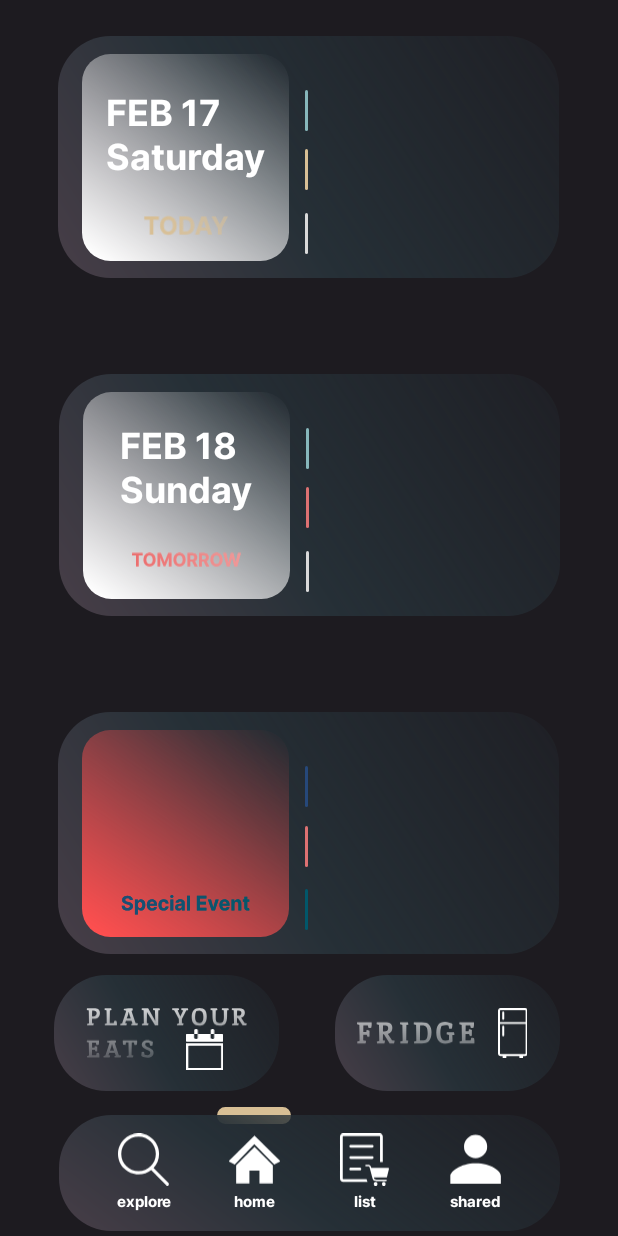
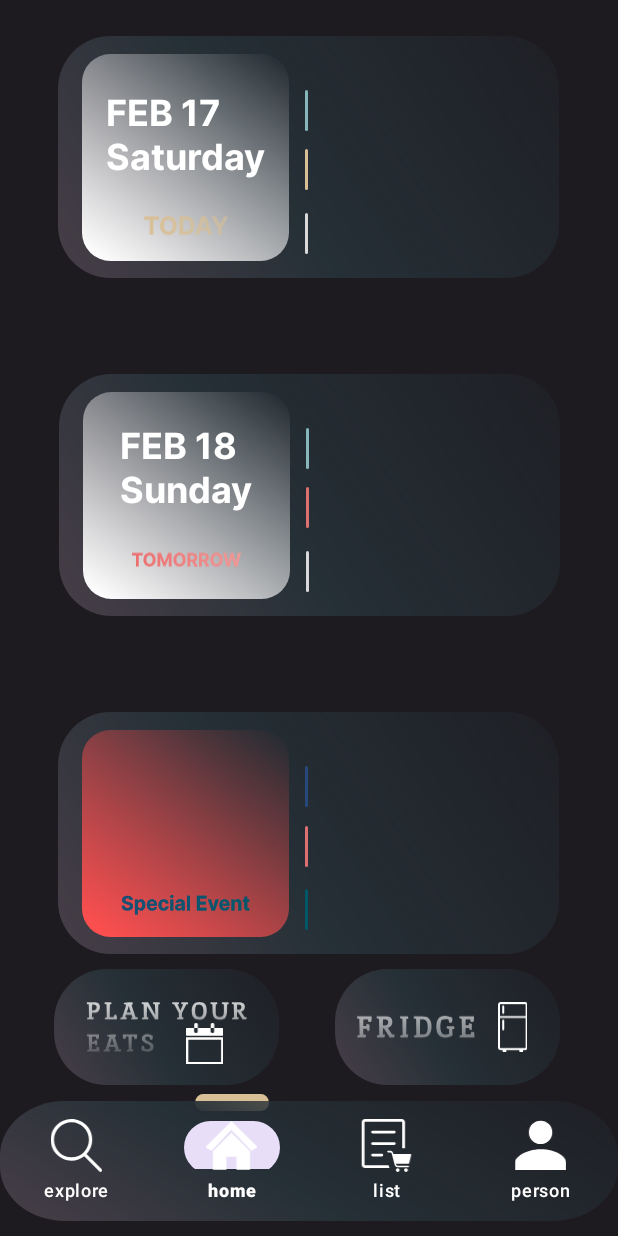
Before and after one commit to JuicyTomato/Planeat, an Android app: the screen it shows after launch (MainActivity), on a phone screen of 412 x 824 dp. Run offline under Robolectric (Android 15) with nearby library versions, the phone set to English and light mode, and no system bars.

Commit message:
Cambiata logica del menu, quindi aggiunto .xml del menu separato che vado a prendere per le activity che mi servono. Il "bulb" non funziona, valuta se ha senso cambiare approccio (per cui al posto quello che si muove, semplicemente quello che compare)

```diff
--- a/app/src/main/java/com/example/planeat/MainActivity.kt
+++ b/app/src/main/java/com/example/planeat/MainActivity.kt
@@ -2,12 +2,16 @@ package com.example.planeat
 
 import android.animation.ObjectAnimator
 import android.annotation.SuppressLint
+import android.app.ActivityOptions
 import android.content.Intent
-import androidx.appcompat.app.AppCompatActivity
 import android.os.Bundle
+import android.view.MenuItem
+import android.view.View
 import android.widget.Button
 import android.widget.ImageView
 import android.widget.TextView
+import androidx.appcompat.app.AppCompatActivity
+import com.google.android.material.bottomnavigation.BottomNavigationView
 import java.text.SimpleDateFormat
 import java.util.*
 
@@ -40,42 +44,62 @@ class MainActivity : AppCompatActivity() {
         val tomorrowDate = calendar.time
         tomorrowDateTextView.text = dateFormat.format(tomorrowDate).uppercase(Locale.getDefault()) + "\n${dayOfWeekFormat.format(tomorrowDate)}"
 
-        //movimento bulb sui bottoni
-        bulbImageView = findViewById(R.id.bulb)
-        val button1 = findViewById<Button>(R.id.button1)
-        val button2 = findViewById<Button>(R.id.button2)
-        val button3 = findViewById<Button>(R.id.button3)
-        val button4 = findViewById<Button>(R.id.button4)
 
 
 
 
-        //per spostare sopra bulb ai bottoni
-        button1.setOnClickListener {
-            moveBulbToButton(button1)
-        }
-        button2.setOnClickListener {
-            moveBulbToButton(button2)
-        }
-        button3.setOnClickListener {
-            moveBulbToButton(button3)
-            val intent = Intent(this, ShoppingList::class.java)
-            startActivity(intent)
-        }
-        button4.setOnClickListener {
-            moveBulbToButton(button4)
+
+        //movimento bulb sui bottoni (dove necessario) + spostarsi tra activity
+        bulbImageView = findViewById(R.id.bulb)
+
+        val bottomNavigationView = findViewById<BottomNavigationView>(R.id.bottomMenuBar)
+        bottomNavigationView.selectedItemId = R.id.homeIcon
+        bottomNavigationView.setOnItemSelectedListener { item: MenuItem ->
+            when (item.itemId) {
+                R.id.homeIcon -> return@setOnItemSelectedListener true
+                R.id.exploreIcon -> {}
+
+                R.id.shoppingListIcon -> {
+
+                    moveBulbToView(findViewById(R.id.shoppingListIcon))
+
+                    val intent = Intent(this, ShoppingList::class.java)
+                    startActivity(intent, ActivityOptions.makeSceneTransitionAnimation(this).toBundle())
+                    //finish()//già presente in onStop()
+                    return@setOnItemSelectedListener true
+                }
+
+                R.id.personIcon -> {}
+            }
+            false
         }
 
+    }
 
+    //Almeno non rimane aperta sotto consumando risorse... Non ho bisogno di tenerla aperta
+    override fun onStop() {
+        super.onStop()
+        finish()
+    }
 
-    }
     //Non serve a nulla, pensa altro modo
     //funzione per spostare bulb sopra ai bottoni
-    private fun moveBulbToButton(button: Button) {
+    /*private fun moveBulbToButton(button: Button) {
         //il 512, penso vada cambiato in base al dispositivo che si utilizza... (anche se aumenti lunghezza long_square)
         val destinationX = button.x + (button.width / 2) - (bulbImageView.width / 2) - 512
         val animator = ObjectAnimator.ofFloat(bulbImageView, "translationX", destinationX)
         animator.duration = 500
         animator.start()
+    }*/
+
+    private fun moveBulbToView(view: View) {
+        // Calcola la destinazione X dell'immagine in base al centro della vista
+        val destinationX = view.x + (view.width / 2) - (bulbImageView.width / 2) - 512
+
+        // Crea un animatore per spostare l'immagine alla destinazione X calcolata
+        val animator = ObjectAnimator.ofFloat(bulbImageView, "translationX", destinationX)
+        animator.duration = 500
+        animator.start()
     }
+
 }
--- a/app/src/main/res/layout/activity_main.xml
+++ b/app/src/main/res/layout/activity_main.xml
@@ -50,8 +50,10 @@
         android:layout_height="wrap_content"
         android:layout_marginStart="36dp"
         android:layout_marginTop="14dp"
+        android:layout_marginBottom="15dp"
         android:contentDescription="@null"
         android:src="@drawable/small_rectangle_home"
+        app:layout_constraintBottom_toTopOf="@+id/bottomMenuBar"
         app:layout_constraintStart_toStartOf="parent"
         app:layout_constraintTop_toBottomOf="@+id/rectangleHome3" />
 
@@ -60,28 +62,16 @@
         android:layout_width="wrap_content"
         android:layout_height="wrap_content"
         android:layout_marginTop="14dp"
+        android:layout_marginBottom="15dp"
         android:contentDescription="@null"
         android:src="@drawable/small_rectangle_home"
+        app:layout_constraintBottom_toTopOf="@+id/bottomMenuBar"
         app:layout_constraintEnd_toEndOf="parent"
         app:layout_constraintHorizontal_bias="0.493"
         app:layout_constraintStart_toEndOf="@+id/smallRectangleHome1"
         app:layout_constraintTop_toBottomOf="@+id/rectangleHome3" />
 
     <!-- line da seguire -->
-
-    <ImageView
-        android:id="@+id/bulb"
-        android:layout_width="wrap_content"
-        android:layout_height="wrap_content"
-        android:layout_centerHorizontal="true"
-        android:layout_centerVertical="true"
-        android:contentDescription="@null"
-        android:src="@drawable/bulb"
-        app:layout_constraintBottom_toBottomOf="@+id/longRectangle"
-        app:layout_constraintEnd_toEndOf="@+id/button2"
-        app:layout_constraintStart_toStartOf="@+id/button2"
-        app:layout_constraintTop_toBottomOf="@+id/smallRectangleHome1"
-        app:layout_constraintVertical_bias="0.134" />
 
     <androidx.constraintlayout.widget.Guideline
         android:id="@+id/guideline"
@@ -90,19 +80,7 @@
         android:orientation="horizontal"
         app:layout_constraintGuide_percent="1.778"/>
 
-    <ImageView
-        android:id="@+id/longRectangle"
-        android:layout_width="wrap_content"
-        android:layout_height="wrap_content"
-        android:layout_marginTop="16dp"
-        android:contentDescription="@null"
-        android:src="@drawable/long_rectangle_home"
-        app:layout_constraintBottom_toBottomOf="parent"
-        app:layout_constraintEnd_toEndOf="parent"
-        app:layout_constraintHorizontal_bias="0.506"
-        app:layout_constraintStart_toStartOf="parent"
-        app:layout_constraintTop_toBottomOf="@+id/smallRectangleHome1"
-        app:layout_constraintVertical_bias="0.0" />
+
 
     <ImageView
         android:id="@+id/defaultSquare1"
@@ -319,6 +297,69 @@
         app:layout_constraintVertical_bias="0.5" />
 
     <ImageView
+        android:id="@+id/fridgeIcon"
+        android:layout_width="19dp"
+        android:layout_height="37dp"
+        android:contentDescription="@null"
+        android:src="@drawable/fridgeicon"
+        app:layout_constraintBottom_toBottomOf="@+id/FRIDGE"
+        app:layout_constraintEnd_toEndOf="@+id/smallRectangleHome2"
+        app:layout_constraintHorizontal_bias="0.4"
+        app:layout_constraintStart_toEndOf="@+id/FRIDGE"
+        app:layout_constraintTop_toTopOf="@+id/FRIDGE" />
+
+
+    <ImageView
+        android:id="@+id/calendarListIcon"
+        android:layout_width="30dp"
+        android:layout_height="27dp"
+        android:contentDescription="@null"
+        android:src="@drawable/calendarlist"
+        app:layout_constraintBottom_toBottomOf="@+id/PLANYOUREATS"
+        app:layout_constraintEnd_toEndOf="@+id/PLANYOUREATS"
+        app:layout_constraintHorizontal_bias="0.831"
+        app:layout_constraintStart_toStartOf="@+id/PLANYOUREATS"
+        app:layout_constraintTop_toTopOf="@+id/PLANYOUREATS"
+        app:layout_constraintVertical_bias="1.0" />
+
+    <ImageView
+        android:id="@+id/bulb"
+        android:layout_width="wrap_content"
+        android:layout_height="wrap_content"
+        android:layout_centerHorizontal="true"
+        android:layout_centerVertical="true"
+        android:contentDescription="@null"
+        android:src="@drawable/bulb"
+        app:layout_constraintBottom_toBottomOf="parent"
+        app:layout_constraintStart_toStartOf="@+id/bottomMenuBar"
+        app:layout_constraintTop_toBottomOf="@+id/smallRectangleHome1"
+        android:layout_marginStart="130dp"
+        android:layout_marginBottom="77dp"/>
+
+    <com.google.android.material.bottomnavigation.BottomNavigationView
+        android:id="@+id/bottomMenuBar"
+        android:layout_width="wrap_content"
+        android:layout_height="wrap_content"
+        android:layout_marginBottom="10dp"
+        android:background="@drawable/long_rectangle_home"
+        android:contentDescription="@null"
+        app:itemIconSize="35dp"
+        app:itemIconTint="@color/white"
+        app:itemRippleColor="@android:color/transparent"
+        app:itemTextColor="@color/white"
+        app:labelVisibilityMode="labeled"
+        app:layout_constraintBottom_toBottomOf="parent"
+        app:layout_constraintEnd_toEndOf="parent"
+        app:layout_constraintHorizontal_bias="0.506"
+        app:layout_constraintStart_toStartOf="parent"
+        app:menu="@menu/menu_bar" />
+
+    <!--
+    Qui ho creato menu, ma qui ci sarebbe il menu funzionante ma solo
+    visibile e operativa per questa activity... Per cui ho creato
+    la directory menu con dentro il menù
+
+        <ImageView
             android:id="@+id/search"
             android:layout_width="34dp"
             android:layout_height="59dp"
@@ -365,31 +406,6 @@
             app:layout_constraintStart_toEndOf="@+id/shoppingListIcon"
             app:layout_constraintTop_toTopOf="@+id/longRectangle"
             app:layout_constraintVertical_bias="0.0" />
-
-    <ImageView
-        android:id="@+id/fridgeIcon"
-        android:layout_width="19dp"
-        android:layout_height="37dp"
-        android:contentDescription="@null"
-        android:src="@drawable/fridgeicon"
-        app:layout_constraintBottom_toBottomOf="@+id/FRIDGE"
-        app:layout_constraintEnd_toEndOf="@+id/smallRectangleHome2"
-        app:layout_constraintHorizontal_bias="0.4"
-        app:layout_constraintStart_toEndOf="@+id/FRIDGE"
-        app:layout_constraintTop_toTopOf="@+id/FRIDGE" />
-
-    <ImageView
-        android:id="@+id/calendarListIcon"
-        android:layout_width="30dp"
-        android:layout_height="27dp"
-        android:contentDescription="@null"
-        android:src="@drawable/calendarlist"
-        app:layout_constraintBottom_toBottomOf="@+id/PLANYOUREATS"
-        app:layout_constraintEnd_toEndOf="@+id/PLANYOUREATS"
-        app:layout_constraintHorizontal_bias="0.831"
-        app:layout_constraintStart_toStartOf="@+id/PLANYOUREATS"
-        app:layout_constraintTop_toTopOf="@+id/PLANYOUREATS"
-        app:layout_constraintVertical_bias="1.0" />
 
         <TextView
             android:id="@+id/exploreText"
@@ -455,7 +471,8 @@
             app:layout_constraintVertical_bias="0.8"
             tools:ignore="SmallSp" />
 
-    <!-- Bottoni icone sotto -->
+
+    Bottoni icone sotto
 
     <Button
         android:id="@+id/button1"
@@ -509,6 +526,27 @@
         app:layout_constraintTop_toTopOf="@+id/search"
         tools:visibility="invisible" />
 
+        <Button
+        android:id="@+id/button4"
+        android:layout_width="52dp"
+        android:layout_height="65dp"
+        android:layout_alignParentStart="true"
+        android:layout_alignParentBottom="true"
+        android:alpha="0.0"
+        app:layout_constraintBottom_toBottomOf="@+id/longRectangle"
+        app:layout_constraintEnd_toEndOf="@+id/personIcon"
+        app:layout_constraintStart_toStartOf="@+id/personIcon"
+        app:layout_constraintTop_toTopOf="@+id/search"
+        tools:visibility="invisible" />
+
+    -->
+
+
+
+
+
+
+
     <!-- Fine pulsanti -->
 
     <TextView
--- /dev/null
+++ b/app/src/main/res/menu/menu_bar.xml
@@ -0,0 +1,40 @@
+<?xml version="1.0" encoding="utf-8"?>
+<menu xmlns:android="http://schemas.android.com/apk/res/android">
+
+    <item
+        android:id="@+id/exploreIcon"
+        android:layout_width="34dp"
+        android:layout_height="59dp"
+        android:contentDescription="@null"
+        android:icon="@drawable/search"
+        android:title="explore"
+        android:tooltipText="search"/>
+
+    <item
+        android:id="@+id/homeIcon"
+        android:layout_width="34dp"
+        android:layout_height="59dp"
+        android:contentDescription="@null"
+        android:icon="@drawable/home"
+        android:title="home"
+        android:tooltipText="home"/>
+
+    <item
+        android:id="@+id/shoppingListIcon"
+        android:layout_width="34dp"
+        android:layout_height="59dp"
+        android:contentDescription="@null"
+        android:icon="@drawable/listcart"
+        android:title="list"
+        android:tooltipText="list"/>
+
+    <item
+        android:id="@+id/personIcon"
+        android:layout_width="34dp"
+        android:layout_height="59dp"
+        android:contentDescription="@null"
+        android:icon="@drawable/person"
+        android:title="person"
+        android:tooltipText="person"/>
+
+</menu>
```
Also changed, not shown: app/src/main/java/com/example/planeat/ShoppingList.kt (+57 -1 lines), app/src/main/res/anim/slide_in_right.xml (added, +7 -0 lines), app/src/main/res/anim/slide_out_left.xml (added, +7 -0 lines), app/src/main/res/layout/shopping_list.xml (+44 -20 lines). Lines whose indentation alone changed are shown as unchanged.
